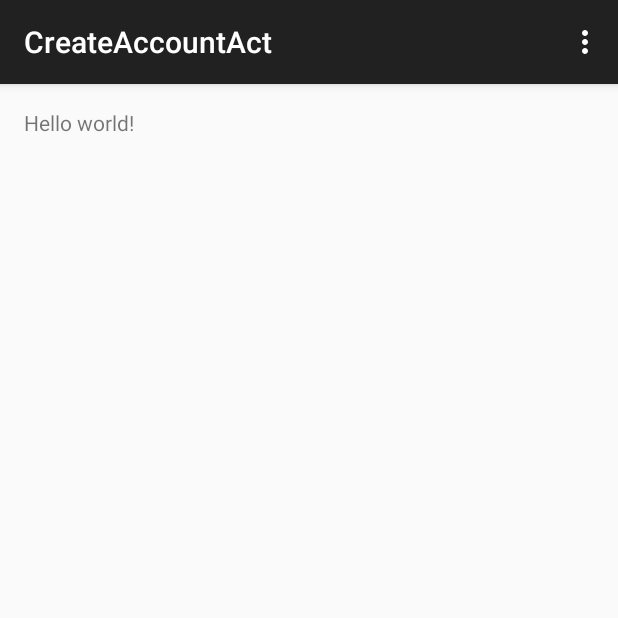
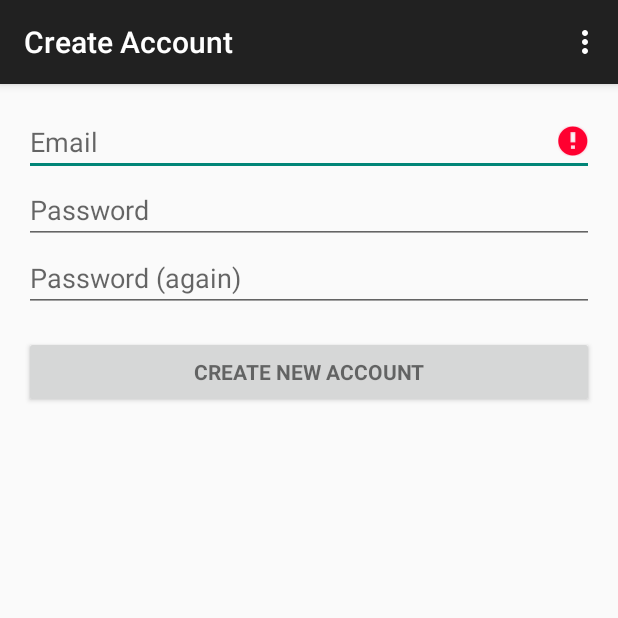
Before and after one commit to Coolest101Group/UCSDBulletinBoard, an Android app: the CreateAccountAct screen opened directly, with no data from a screen before it, in the options menu, after a tap on "Settings", on a phone screen of 412 x 824 dp, the top half of it. Run offline under Robolectric (Android 15) with nearby library versions, the phone set to English and light mode, and no system bars; libraries missing offline, so code that uses them is left out: com.firebase.client.

Commit message:
login and create account now work with our server

```diff
--- a/app/src/main/AndroidManifest.xml
+++ b/app/src/main/AndroidManifest.xml
@@ -16,7 +16,7 @@
     <uses-permission android:name="android.permission.READ_PROFILE" />
     <uses-permission android:name="android.permission.READ_CONTACTS" />
 
-    <android:uses-permission android:name="android.permission.READ_CALL_LOG" />
+    <uses-permission android:name="android.permission.READ_CALL_LOG" />
 
     <application
         android:allowBackup="true"
@@ -41,7 +41,7 @@
         </activity>
         <activity
             android:name=".CreateAccountAct"
-            android:label="@string/title_activity_create_account" >
+            android:label="Create Account" >
         </activity>
     </application>
 
--- a/app/src/main/java/com/apress/gerber/ucsdbulletinboard/CreateAccountAct.java
+++ b/app/src/main/java/com/apress/gerber/ucsdbulletinboard/CreateAccountAct.java
@@ -2,15 +2,122 @@
 
 import android.support.v7.app.AppCompatActivity;
 import android.os.Bundle;
+import android.text.TextUtils;
 import android.view.Menu;
 import android.view.MenuItem;
+import android.view.View;
+import android.widget.AutoCompleteTextView;
+import android.widget.Button;
+import android.widget.EditText;
+import android.widget.Toast;
+
+import com.firebase.client.Firebase;
+import com.firebase.client.FirebaseError;
+
+import java.util.Map;
 
 public class CreateAccountAct extends AppCompatActivity {
+
+    //ui elements
+    private AutoCompleteTextView mEmailView;
+    private EditText mPassword1View;
+    private EditText mPassword2View;
 
     @Override
     protected void onCreate(Bundle savedInstanceState) {
         super.onCreate(savedInstanceState);
         setContentView(R.layout.activity_create_account);
+
+        mEmailView = (AutoCompleteTextView) findViewById(R.id.email);
+        mPassword1View = (EditText) findViewById(R.id.password1);
+        mPassword2View = (EditText) findViewById(R.id.password2);
+
+        Button mSignupButton = (Button) findViewById(R.id.email_signup_button);
+        mSignupButton.setOnClickListener(new View.OnClickListener() {
+            @Override
+            public void onClick(View view) {
+                attemptCreateAcc();
+            }
+        });
+
+    }
+
+    public void attemptCreateAcc() {
+        // Reset errors.
+        mEmailView.setError(null);
+        mPassword1View.setError(null);
+        mPassword2View.setError(null);
+
+        // Store email and password values
+        String email = mEmailView.getText().toString();
+        String password1 = mPassword1View.getText().toString();
+        String password2 = mPassword2View.getText().toString();
+
+        boolean cancel = false;
+        View focusView = null;
+
+        // Check for a valid email address.
+        if (TextUtils.isEmpty(email)) {
+            mEmailView.setError(getString(R.string.error_field_required));
+            focusView = mEmailView;
+            cancel = true;
+        } else if (!isEmailValid(email)) {
+            mEmailView.setError(getString(R.string.error_invalid_email));
+            focusView = mEmailView;
+            cancel = true;
+        }
+
+        // Check for a valid password, if the user entered one.
+        if (!TextUtils.isEmpty(password1) && !isPasswordValid(password1)) {
+            mPassword1View.setError(getString(R.string.error_invalid_password));
+            focusView = mPassword1View;
+            cancel = true;
+        }
+
+        // Check for a valid password, if the user entered one.
+        if (!TextUtils.isEmpty(password2) && !isPasswordValid(password2)) {
+            mPassword2View.setError(getString(R.string.error_invalid_password));
+            focusView = mPassword2View;
+            cancel = true;
+        }
+
+        //check if both passwords are the same
+        if ( !password1.equals(password2) ) {
+            mPassword2View.setError("Password Mismatch");
+            focusView = mPassword2View;
+            cancel = true;
+        }
+
+        if (cancel) {
+            // There was an error; don't attempt login and focus the first
+            // form field with an error.
+            focusView.requestFocus();
+        } else {
+            // No error, do the create user thing
+            MainActivity.databaseRef.createUser(email, password1, new Firebase.ValueResultHandler<Map<String, Object>>() {
+                @Override
+                public void onSuccess(Map<String, Object> result) {
+                    Toast.makeText(getApplicationContext(), "Account creation successful", Toast.LENGTH_LONG).show();
+                    finish();
+                }
+
+                @Override
+                public void onError(FirebaseError firebaseError) {
+                    // there was an error
+                    Toast.makeText(getApplicationContext(), "Account already exists", Toast.LENGTH_LONG).show();
+                }
+            });
+        }
+    }
+
+    private boolean isEmailValid(String email) {
+        //TODO: Replace this with your own logic
+        return email.contains("@");
+    }
+
+    private boolean isPasswordValid(String password) {
+        //TODO: Replace this with your own logic
+        return password.length() > 4;
     }
 
     @Override
--- a/app/src/main/java/com/apress/gerber/ucsdbulletinboard/MainActivity.java
+++ b/app/src/main/java/com/apress/gerber/ucsdbulletinboard/MainActivity.java
@@ -43,7 +43,7 @@
     ActionBarDrawerToggle mActionBarDrawerToggle;
 
     //our database object
-    Firebase databaseRef;
+    public static Firebase databaseRef;
 
     @Override
     protected void onCreate(Bundle savedInstanceState) {
--- a/app/src/main/res/layout/activity_create_account.xml
+++ b/app/src/main/res/layout/activity_create_account.xml
@@ -6,7 +6,37 @@
     android:paddingBottom="@dimen/activity_vertical_margin"
     tools:context="com.apress.gerber.ucsdbulletinboard.CreateAccountAct">
 
-    <TextView android:text="@string/hello_world" android:layout_width="wrap_content"
-        android:layout_height="wrap_content" />
+        <ScrollView android:id="@+id/signup_form" android:layout_width="match_parent"
+            android:layout_height="match_parent">
+
+            <LinearLayout android:id="@+id/email_signup_form" android:layout_width="match_parent"
+                android:layout_height="wrap_content" android:orientation="vertical">
+
+                <AutoCompleteTextView android:id="@+id/email" android:layout_width="match_parent"
+                    android:layout_height="wrap_content" android:hint="@string/prompt_email"
+                    android:inputType="textEmailAddress" android:maxLines="1"
+                    android:singleLine="true" />
+
+                <EditText android:id="@+id/password1" android:layout_width="match_parent"
+                    android:layout_height="wrap_content" android:hint="Password"
+                    android:imeActionId="@+id/login"
+                    android:imeActionLabel="@string/action_sign_in_short"
+                    android:imeOptions="actionUnspecified" android:inputType="textPassword"
+                    android:maxLines="1" android:singleLine="true" />
+
+                <EditText android:id="@+id/password2" android:layout_width="match_parent"
+                    android:layout_height="wrap_content" android:hint="Password (again)"
+                    android:imeActionId="@+id/login"
+                    android:imeActionLabel="@string/action_sign_in_short"
+                    android:imeOptions="actionUnspecified" android:inputType="textPassword"
+                    android:maxLines="1" android:singleLine="true" />
+
+                <Button android:id="@+id/email_signup_button" style="?android:textAppearanceSmall"
+                    android:layout_width="match_parent" android:layout_height="wrap_content"
+                    android:layout_marginTop="16dp" android:text="Create New Account"
+                    android:textStyle="bold" />
+
+            </LinearLayout>
+        </ScrollView>
 
 </RelativeLayout>
```
Also changed, not shown: app/src/main/java/com/apress/gerber/ucsdbulletinboard/fragments/Login.java (+36 -2 lines), app/src/main/res/layout/activity_login.xml (+7 -2 lines), 1 other file.
